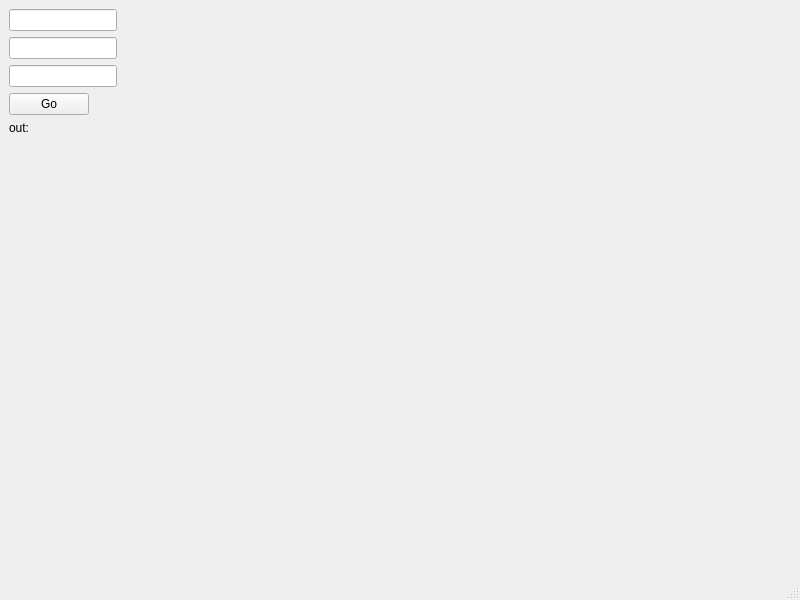
Before: the Qt Designer form mainwindow.ui in fumycat/raw, drawn with Qt 5.
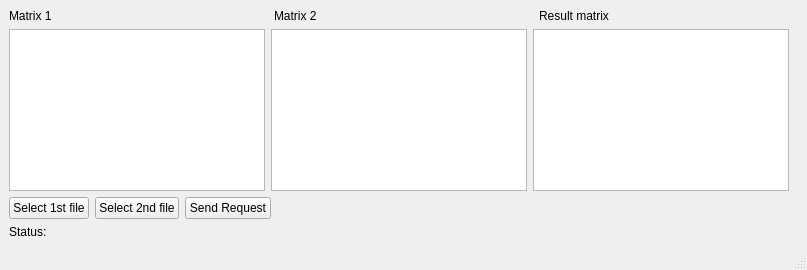
After: the same form once the commit is applied.

The edit to the form file:
```diff
--- a/mainwindow.ui
+++ b/mainwindow.ui
@@ -6,8 +6,8 @@
    <rect>
     <x>0</x>
     <y>0</y>
-    <width>800</width>
-    <height>600</height>
+    <width>807</width>
+    <height>270</height>
    </rect>
   </property>
   <property name="windowTitle">
@@ -15,26 +15,73 @@
   </property>
   <widget class="QWidget" name="centralwidget">
    <layout class="QFormLayout" name="formLayout">
-    <item row="0" column="0">
-     <widget class="QLineEdit" name="lineEdit"/>
+    <item row="0" column="0" colspan="2">
+     <layout class="QHBoxLayout" name="horizontalLayout">
+      <item>
+       <widget class="QLabel" name="label_2">
+        <property name="text">
+         <string>Matrix 1</string>
+        </property>
+       </widget>
+      </item>
+      <item>
+       <widget class="QLabel" name="label">
+        <property name="text">
+         <string>Matrix 2</string>
+        </property>
+       </widget>
+      </item>
+      <item>
+       <widget class="QLabel" name="label_3">
+        <property name="text">
+         <string>Result matrix</string>
+        </property>
+       </widget>
+      </item>
+     </layout>
     </item>
     <item row="1" column="0">
-     <widget class="QLineEdit" name="lineEdit_2"/>
+     <layout class="QHBoxLayout" name="horizontalLayout_2">
+      <item>
+       <widget class="QTableWidget" name="tableWidget_0"/>
+      </item>
+      <item>
+       <widget class="QTableWidget" name="tableWidget_1"/>
+      </item>
+      <item>
+       <widget class="QTableWidget" name="tableWidget_Res"/>
+      </item>
+     </layout>
     </item>
     <item row="2" column="0">
-     <widget class="QLineEdit" name="lineEdit_3"/>
+     <layout class="QHBoxLayout" name="horizontalLayout_3">
+      <item>
+       <widget class="QPushButton" name="pushButton_3">
+        <property name="text">
+         <string>Select 1st file</string>
+        </property>
+       </widget>
+      </item>
+      <item>
+       <widget class="QPushButton" name="pushButton">
+        <property name="text">
+         <string>Select 2nd file</string>
+        </property>
+       </widget>
+      </item>
+      <item>
+       <widget class="QPushButton" name="pushButton_2">
+        <property name="text">
+         <string>Send Request</string>
+        </property>
+       </widget>
+      </item>
+     </layout>
     </item>
     <item row="3" column="0">
-     <widget class="QPushButton" name="pushButton">
+     <widget class="QLabel" name="label_4">
       <property name="text">
-       <string>Go</string>
-      </property>
-     </widget>
-    </item>
-    <item row="4" column="0">
-     <widget class="QLabel" name="label">
-      <property name="text">
-       <string>out:</string>
+       <string>Status:</string>
       </property>
      </widget>
     </item>
```
Left out of the diff: 4 changed lines with no effect on the pictures.
